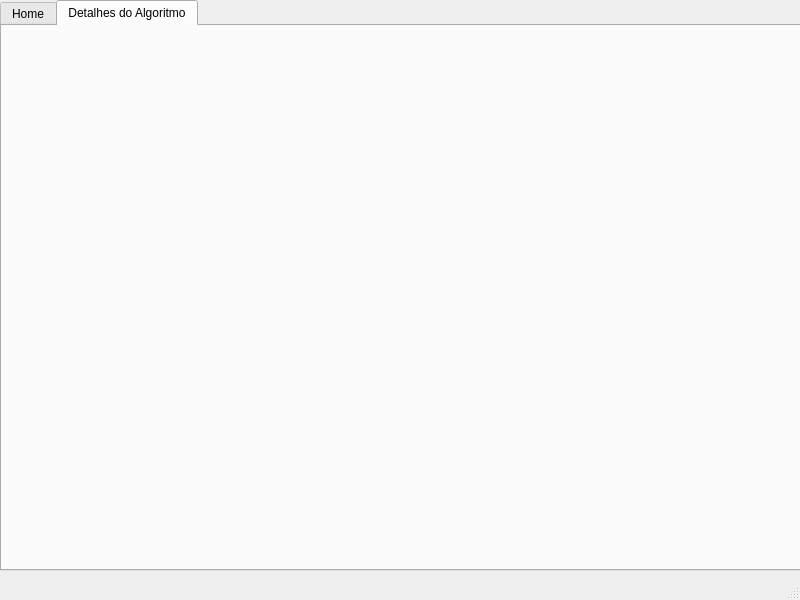
Old version of the form SHADemo/mainwindow.ui in the repository HPoerschke/SHADemo.
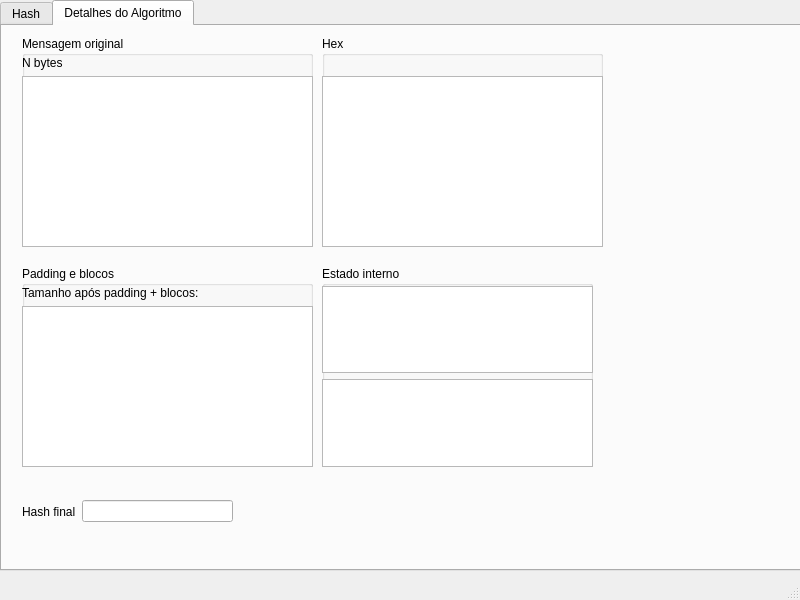
New version of the form. The open tabs and pages were chosen to show the change.

The edit to the form file:
```diff
--- a/SHADemo/mainwindow.ui
+++ b/SHADemo/mainwindow.ui
@@ -28,7 +28,7 @@
     </property>
     <widget class="QWidget" name="tab">
      <attribute name="title">
-      <string>Home</string>
+      <string>Hash</string>
      </attribute>
      <widget class="QTableWidget" name="historyTableWidget">
       <property name="geometry">
@@ -141,6 +141,175 @@
      <attribute name="title">
       <string>Detalhes do Algoritmo</string>
      </attribute>
+     <widget class="QGroupBox" name="detailsOriginalMessageBox">
+      <property name="geometry">
+       <rect>
+        <x>20</x>
+        <y>10</y>
+        <width>291</width>
+        <height>211</height>
+       </rect>
+      </property>
+      <property name="title">
+       <string>Mensagem original</string>
+      </property>
+      <widget class="QWidget" name="verticalLayoutWidget">
+       <property name="geometry">
+        <rect>
+         <x>0</x>
+         <y>20</y>
+         <width>291</width>
+         <height>191</height>
+        </rect>
+       </property>
+       <layout class="QVBoxLayout" name="detailsOrignalMessageLayout">
+        <item>
+         <widget class="QLabel" name="detailsOriginalLengthLabel">
+          <property name="text">
+           <string>N bytes</string>
+          </property>
+         </widget>
+        </item>
+        <item>
+         <widget class="QPlainTextEdit" name="detailsOriginalTextEdit">
+          <property name="readOnly">
+           <bool>true</bool>
+          </property>
+         </widget>
+        </item>
+       </layout>
+      </widget>
+     </widget>
+     <widget class="QGroupBox" name="detailsHexMessageBox">
+      <property name="geometry">
+       <rect>
+        <x>320</x>
+        <y>10</y>
+        <width>281</width>
+        <height>211</height>
+       </rect>
+      </property>
+      <property name="title">
+       <string>Hex</string>
+      </property>
+      <widget class="QPlainTextEdit" name="detailsEncodedHexTextEdit">
+       <property name="geometry">
+        <rect>
+         <x>0</x>
+         <y>40</y>
+         <width>281</width>
+         <height>171</height>
+        </rect>
+       </property>
+       <property name="readOnly">
+        <bool>true</bool>
+       </property>
+      </widget>
+     </widget>
+     <widget class="QGroupBox" name="detailsPaddingBox">
+      <property name="geometry">
+       <rect>
+        <x>20</x>
+        <y>240</y>
+        <width>291</width>
+        <height>201</height>
+       </rect>
+      </property>
+      <property name="title">
+       <string>Padding e blocos</string>
+      </property>
+      <widget class="QWidget" name="verticalLayoutWidget_2">
+       <property name="geometry">
+        <rect>
+         <x>0</x>
+         <y>20</y>
+         <width>291</width>
+         <height>181</height>
+        </rect>
+       </property>
+       <layout class="QVBoxLayout" name="detailsVerticalLayout">
+        <item>
+         <widget class="QLabel" name="detailsPaddedLengthLabel">
+          <property name="text">
+           <string>Tamanho após padding + blocos:</string>
+          </property>
+         </widget>
+        </item>
+        <item>
+         <widget class="QPlainTextEdit" name="detailsFirstBlockHexTextEdit">
+          <property name="readOnly">
+           <bool>true</bool>
+          </property>
+         </widget>
+        </item>
+       </layout>
+      </widget>
+     </widget>
+     <widget class="QGroupBox" name="detailsInternalStateBox">
+      <property name="geometry">
+       <rect>
+        <x>320</x>
+        <y>240</y>
+        <width>271</width>
+        <height>201</height>
+       </rect>
+      </property>
+      <property name="title">
+       <string>Estado interno</string>
+      </property>
+      <widget class="QWidget" name="verticalLayoutWidget_3">
+       <property name="geometry">
+        <rect>
+         <x>0</x>
+         <y>20</y>
+         <width>271</width>
+         <height>181</height>
+        </rect>
+       </property>
+       <layout class="QVBoxLayout" name="detailsInternalStateLayout">
+        <item>
+         <widget class="QPlainTextEdit" name="detailsInitialHTextEdit">
+          <property name="readOnly">
+           <bool>true</bool>
+          </property>
+         </widget>
+        </item>
+        <item>
+         <widget class="QPlainTextEdit" name="detailsFinalHTextEdit">
+          <property name="readOnly">
+           <bool>true</bool>
+          </property>
+         </widget>
+        </item>
+       </layout>
+      </widget>
+     </widget>
+     <widget class="QWidget" name="horizontalLayoutWidget_4">
+      <property name="geometry">
+       <rect>
+        <x>20</x>
+        <y>470</y>
+        <width>211</width>
+        <height>31</height>
+       </rect>
+      </property>
+      <layout class="QHBoxLayout" name="detailsFinalHashLayout">
+       <item>
+        <widget class="QLabel" name="label">
+         <property name="text">
+          <string>Hash final</string>
+         </property>
+        </widget>
+       </item>
+       <item>
+        <widget class="QLineEdit" name="detailsFinalHashLineEdit">
+         <property name="readOnly">
+          <bool>true</bool>
+         </property>
+        </widget>
+       </item>
+      </layout>
+     </widget>
     </widget>
    </widget>
   </widget>
```
Left out of the diff: 6 changed lines with no effect on the pictures.
